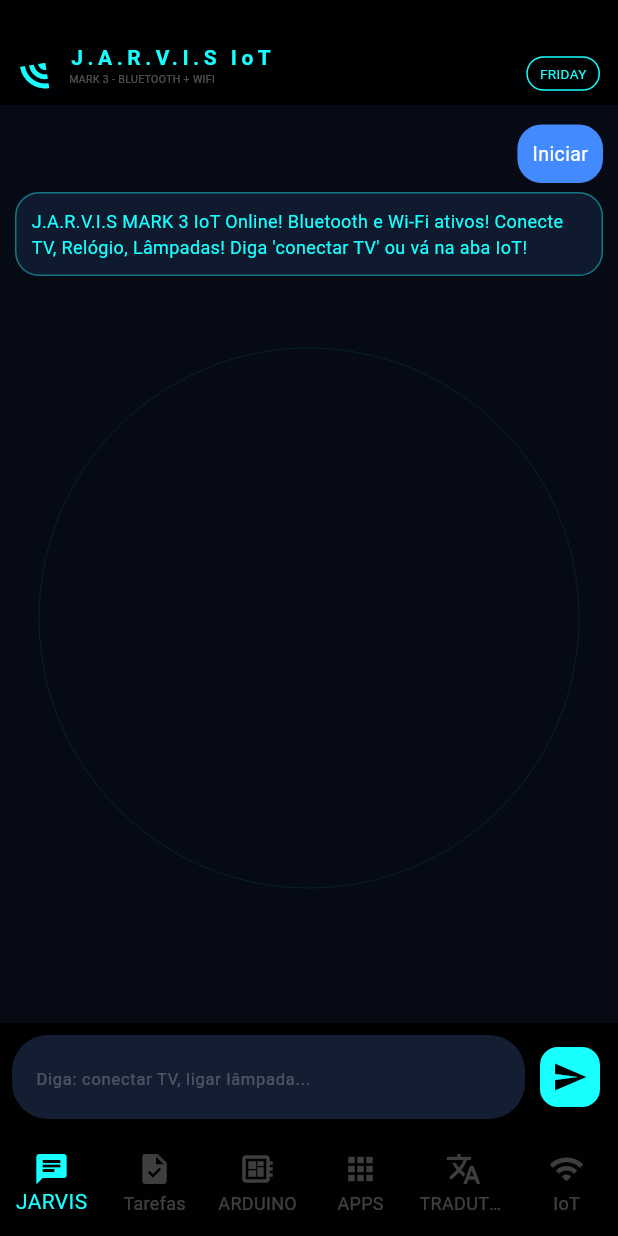
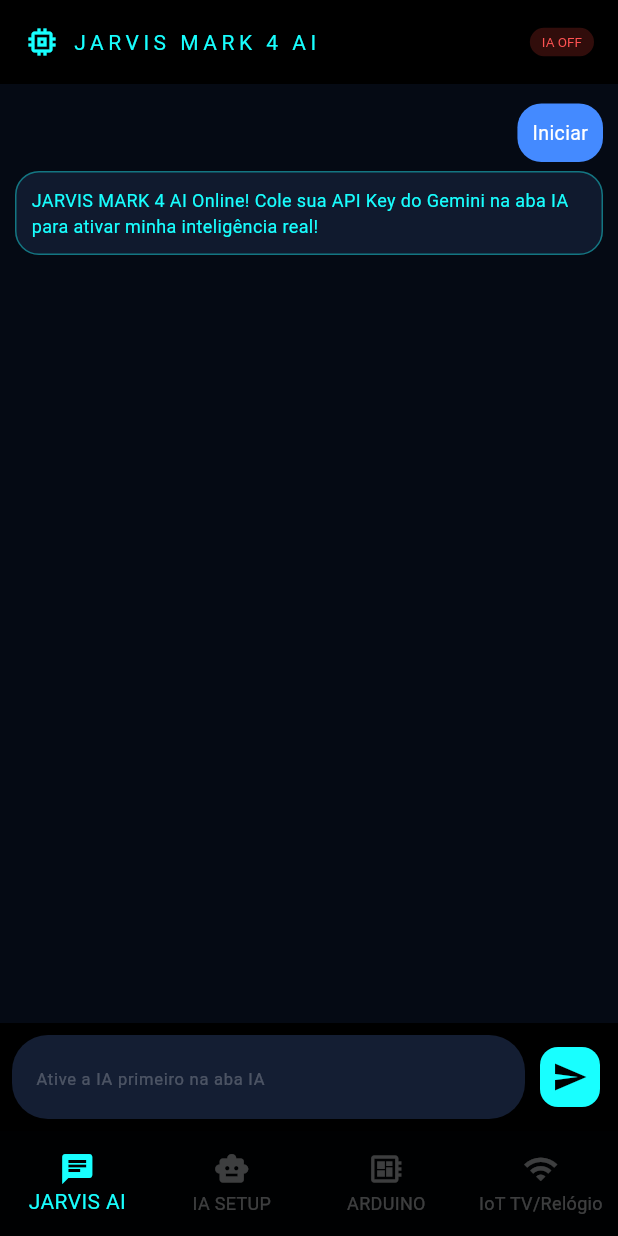
Before and after one commit to washingtonduarte663-web/jarvis, a Flutter app: the screen it shows after launch, on a phone screen of 412 x 824 dp. Run offline on Flutter 3.47's test engine with Material 3 defaults, Android fonts, the phone set to English and light mode, and no system bars.

Commit message:
Update main.dart

```diff
--- a/lib/main.dart
+++ b/lib/main.dart
@@ -1,91 +1,84 @@
 import 'package:flutter/material.dart';
-void main() => runApp(MaterialApp(debugShowCheckedModeBanner: false, home: JarvisIoT()));
+import 'package:http/http.dart' as http;
+import 'dart:convert';
+void main() => runApp(MaterialApp(debugShowCheckedModeBanner: false, home: JarvisAI()));
 
-class JarvisIoT extends StatefulWidget {
-  @override State<JarvisIoT> createState() => _IoTState();
+class JarvisAI extends StatefulWidget {
+  @override State<JarvisAI> createState() => _AIState();
 }
-class _IoTState extends State<JarvisIoT> with TickerProviderStateMixin {
-  int aba=0; bool isFriday=false;
+class _AIState extends State<JarvisAI> {
+  int aba=0;
   final input=TextEditingController();
-  List<Map<String,String>> chat=[{"user":"Iniciar","jarvis":"J.A.R.V.I.S MARK 3 IoT Online! Bluetooth e Wi-Fi ativos! Conecte TV, Relógio, Lâmpadas! Diga 'conectar TV' ou vá na aba IoT!"}];
-  List<String> tarefas=["Conectar TV Sala","Sincronizar Relógio"];
+  final apiKeyController=TextEditingController();
+  List<Map<String,String>> chat=[{"user":"Iniciar","jarvis":"JARVIS MARK 4 AI Online! Cole sua API Key do Gemini na aba IA para ativar minha inteligência real!"}];
+  String apiKey=""; bool iaAtiva=false; bool carregando=false;
+  List<String> tarefas=["Ativar IA do Jarvis"];
   String placa="Arduino Uno"; String comp="LED"; String pino="13"; String codigo="";
-  String tradOrig=""; String tradDest="";
-  bool scanning=false;
   List<Map<String,dynamic>> dispositivos=[
-    {"nome":"TV Samsung Sala","tipo":"TV","icon": Icons.tv,"conectado":false,"bluetooth":false,"wifi":true,"status":"Desconectado"},
-    {"nome":"Relógio Galaxy Watch","tipo":"Relógio","icon": Icons.watch,"conectado":true,"bluetooth":true,"wifi":false,"status":"Conectado"},
-    {"nome":"Lâmpada Quarto","tipo":"Luz","icon": Icons.lightbulb,"conectado":false,"bluetooth":false,"wifi":true,"status":"Desconectado"},
-    {"nome":"【entity-JBL¦canonical_name=JBL】 Caixa Som","tipo":"Áudio","icon": Icons.speaker,"conectado":false,"bluetooth":true,"wifi":false,"status":"Desconectado"},
-    {"nome":"Ar Condicionado","tipo":"Clima","icon": Icons.ac_unit,"conectado":false,"bluetooth":false,"wifi":true,"status":"Desconectado"},
+    {"nome":"TV 【entity-Samsung¦canonical_name=Samsung】","icon": Icons.tv,"conectado":false},
+    {"nome":"Relógio","icon": Icons.watch,"conectado":true},
+    {"nome":"Lâmpada","icon": Icons.lightbulb,"conectado":false},
   ];
-  late AnimationController reactor;
-  @override void initState(){ super.initState(); reactor=AnimationController(vsync: this, duration: Duration(seconds:3))..repeat(); }
-  void trocar(){ setState(()=> isFriday=!isFriday); }
-  void enviar(){ String t=input.text.trim(); if(t.isEmpty) return; processar(t); input.clear(); }
-  void processar(String t){
-    String l=t.toLowerCase(); String r="";
-    if(l.contains("conectar")||l.contains("tv")||l.contains("relogio")||l.contains("lampada")){ setState(()=> aba=5); if(l.contains("tv")) conectar(0); r="📡 Aba IoT! Conectando!"; }
-    else if(l.contains("arduino")||l.contains("led")){ aba=2; gerar(); r="🔧 Código $comp gerado!"; }
-    else if(l.contains("tarefa")){ String task=t.replaceAll(RegExp(r'tarefa|adicionar', caseSensitive: false), '').trim(); if(task.length<2) task=t; setState(()=> tarefas.add(task)); r="✅ Tarefa: $task"; }
-    else { r="JARVIS IoT: Entendi '$t' - TV, Relógio, Lâmpadas prontos na aba IoT!"; }
-    setState(()=> chat.add({"user":t,"jarvis":r}));
+
+  Future<void> perguntarIA(String pergunta) async {
+    if(apiKey.isEmpty){ setState(()=> chat.add({"user":pergunta,"jarvis":"⚠️ Primeiro vá na aba IA e cole sua API Key do Gemini (aistudio.google.com)!"})); return; }
+    setState(()=> carregando=true);
+    setState(()=> chat.add({"user":pergunta,"jarvis":"..."}));
+    try{
+      var url = Uri.parse("https://generativelanguage.googleapis.com/v1beta/models/gemini-1.5-flash:generateContent?key=$apiKey");
+      var body = jsonEncode({"contents":[{"parts":[{"text":"Você é o JARVIS do Washington Duarte, assistente estilo filme do Homem de Ferro. Responda curto, em PT-BR, com humor. Você configura Arduino ($placa $comp pino $pino), cria apps Flutter e jogos, controla IoT (TV, relógio, lâmpada) via Bluetooth/WiFi, traduz e gerencia tarefas. Pergunta: $pergunta"}]}]});
+      var res = await http.post(url, headers: {"Content-Type":"application/json"}, body: body);
+      String resposta;
+      if(res.statusCode==200){
+        var data = jsonDecode(res.body);
+        resposta = data["candidates"][0]["content"]["parts"][0]["text"];
+        // Se pedir Arduino, gera código
+        if(pergunta.toLowerCase().contains("arduino")||pergunta.toLowerCase().contains("led")) gerar();
+      } else {
+        resposta = "Erro IA: ${res.statusCode} - Verifique sua API Key na aba IA! ${res.body.substring(0,100)}";
+      }
+      setState(()=> chat.last["jarvis"]=resposta);
+    } catch(e){
+      setState(()=> chat.last["jarvis"]="Erro de conexão: $e - Verifique internet e API Key!");
+    }
+    setState(()=> carregando=false);
   }
-  void conectar(int i){ setState(()=> dispositivos[i]["conectado"]=!dispositivos[i]["conectado"]); setState(()=> dispositivos[i]["status"]=dispositivos[i]["conectado"]? "Conectado":"Desconectado"); }
-  void escanear(){ setState(()=> scanning=true); Future.delayed(Duration(seconds:2), ()=> setState(()=> scanning=false)); }
-  void traduzir(){ String res=tradOrig; if(res.toLowerCase().contains("oi")) res=res.replaceAll(RegExp("oi", caseSensitive: false), "hello"); setState(()=> tradDest=res); }
-  void gerar(){ if(comp=="LED") codigo="// JARVIS IoT - $placa LED pino $pino\nvoid setup(){ pinMode($pino, OUTPUT); Serial.begin(9600); }\nvoid loop(){ digitalWrite($pino, HIGH); delay(800); digitalWrite($pino, LOW); delay(800); }"; else codigo="// JARVIS - $comp $placa - IoT Ready"; setState((){}); }
+  void enviar(){ String t=input.text.trim(); if(t.isEmpty) return; input.clear(); perguntarIA(t); }
+  void gerar(){ codigo="// Código JARVIS AI - $placa $comp pino $pino\nvoid setup(){ pinMode($pino, OUTPUT); }\nvoid loop(){ digitalWrite($pino, HIGH); delay(500); digitalWrite($pino, LOW); delay(500); }"; setState((){}); }
     @override Widget build(BuildContext context){
-    return Scaffold(backgroundColor: Color(0xFF050A14), body: Stack(children:[
-      Positioned.fill(child: CustomPaint(painter: HudPainter(reactor))),
-      Column(children:[
-        Container(height:70, padding: EdgeInsets.only(top:28, left:12, right:12), color: Colors.black.withOpacity(0.9), child: Row(children:[
-          RotationTransition(turns: reactor, child: Icon(Icons.wifi, color: isFriday? Colors.orangeAccent: Colors.cyanAccent, size:26)),
-          SizedBox(width:8),
-          Column(crossAxisAlignment: CrossAxisAlignment.start, children:[Text(isFriday? "F.R.I.D.A.Y IoT":"J.A.R.V.I.S IoT", style: TextStyle(color: isFriday? Colors.orangeAccent: Colors.cyanAccent, letterSpacing:3, fontWeight: FontWeight.bold, fontSize:14)), Text("MARK 3 - BLUETOOTH + WIFI", style: TextStyle(color: Colors.white30, fontSize:7))]),
-          Spacer(),
-          GestureDetector(onTap: trocar, child: Container(padding: EdgeInsets.symmetric(horizontal:8, vertical:4), decoration: BoxDecoration(border: Border.all(color: isFriday? Colors.orangeAccent: Colors.cyanAccent), borderRadius: BorderRadius.circular(20)), child: Text(isFriday? "JARVIS":"FRIDAY", style: TextStyle(color: isFriday? Colors.orangeAccent: Colors.cyanAccent, fontSize:9)))),
-        ])),
-        Expanded(child: [chatTab(), tarefaTab(), arduinoTab(), appTab(), tradTab(), iotTab()][aba]),
+    return Scaffold(backgroundColor: Color(0xFF050A14),
+      appBar: AppBar(backgroundColor: Colors.black, title: Row(children:[Icon(Icons.memory, color: Colors.cyanAccent), SizedBox(width:8), Text("JARVIS MARK 4 AI", style: TextStyle(color: Colors.cyanAccent, letterSpacing:3, fontSize:14)), Spacer(), Container(padding: EdgeInsets.symmetric(horizontal:8, vertical:4), decoration: BoxDecoration(color: iaAtiva? Colors.green.withOpacity(0.2): Colors.red.withOpacity(0.2), borderRadius: BorderRadius.circular(12)), child: Text(iaAtiva? "IA ON":"IA OFF", style: TextStyle(color: iaAtiva? Colors.greenAccent: Colors.redAccent, fontSize:9)))])),
+      body: Column(children:[
+        Expanded(child: [chatTab(), iaTab(), arduinoTab(), iotTab()][aba]),
         Container(height:70, color: Colors.black.withOpacity(0.9), child: BottomNavigationBar(currentIndex: aba, onTap: (i)=> setState(()=> aba=i), backgroundColor: Colors.transparent, selectedItemColor: Colors.cyanAccent, unselectedItemColor: Colors.white24, type: BottomNavigationBarType.fixed, items: [
-          BottomNavigationBarItem(icon: Icon(Icons.chat), label:"JARVIS"),
-          BottomNavigationBarItem(icon: Icon(Icons.task), label:"Tarefas"),
+          BottomNavigationBarItem(icon: Icon(Icons.chat), label:"JARVIS AI"),
+          BottomNavigationBarItem(icon: Icon(Icons.smart_toy), label:"IA SETUP"),
           BottomNavigationBarItem(icon: Icon(Icons.developer_board), label:"ARDUINO"),
-          BottomNavigationBarItem(icon: Icon(Icons.apps), label:"APPS"),
-          BottomNavigationBarItem(icon: Icon(Icons.translate), label:"TRADUTOR"),
-          BottomNavigationBarItem(icon: Icon(Icons.wifi), label:"IoT"),
+          BottomNavigationBarItem(icon: Icon(Icons.wifi), label:"IoT TV/Relógio"),
         ])),
       ]),
-    ]));
+    );
   }
-  Widget chatTab(){ return Column(children:[ Expanded(child: ListView.builder(padding: EdgeInsets.all(10), itemCount: chat.length, itemBuilder: (c,i)=> Column(children:[ Align(alignment: Alignment.centerRight, child: Container(margin: EdgeInsets.symmetric(vertical:3), padding: EdgeInsets.all(10), decoration: BoxDecoration(color: Colors.blueAccent, borderRadius: BorderRadius.circular(16)), child: Text(chat[i]["user"]!, style: TextStyle(color: Colors.white, fontSize:13)))), Align(alignment: Alignment.centerLeft, child: Container(margin: EdgeInsets.symmetric(vertical:3), padding: EdgeInsets.all(10), decoration: BoxDecoration(color: Color(0xFF101A2E), borderRadius: BorderRadius.circular(16), border: Border.all(color: Colors.cyanAccent.withOpacity(0.4))), child: Text(chat[i]["jarvis"]!, style: TextStyle(color: Colors.cyanAccent, fontSize:12))))]))), Container(padding: EdgeInsets.all(8), color: Colors.black, child: Row(children:[ Expanded(child: TextField(controller: input, style: TextStyle(color: Colors.white), decoration: InputDecoration(hintText: "Diga: conectar TV, ligar lâmpada...", hintStyle: TextStyle(color: Colors.white24, fontSize:11), filled: true, fillColor: Color(0xFF141E33), border: OutlineInputBorder(borderRadius: BorderRadius.circular(24), borderSide: BorderSide.none)), onSubmitted: (_)=> enviar())), SizedBox(width:6), FloatingActionButton(mini: true, backgroundColor: Colors.cyanAccent, onPressed: enviar, child: Icon(Icons.send, color: Colors.black))])) ]); }
-  Widget tarefaTab(){ return ListView(padding: EdgeInsets.all(16), children:[ Text("📋 ASSISTENTE PESSOAL", style: TextStyle(color: Colors.cyanAccent, fontWeight: FontWeight.bold)), ...tarefas.map((t)=> Container(margin: EdgeInsets.symmetric(vertical:3), padding: EdgeInsets.all(10), decoration: BoxDecoration(color: Color(0xFF101A2E), borderRadius: BorderRadius.circular(8)), child: Text(t, style: TextStyle(color: Colors.white70, fontSize:12)))).toList() ]); }
-  Widget arduinoTab(){ return ListView(padding: EdgeInsets.all(16), children:[ Text("🔧 ARDUINO LAB", style: TextStyle(color: Colors.cyanAccent, fontWeight: FontWeight.bold)), DropdownButton<String>(value: placa, isExpanded: true, dropdownColor: Color(0xFF101A2E), style: TextStyle(color: Colors.white), items: ["Arduino Uno","Arduino Mega","ESP32","ESP8266"].map((e)=> DropdownMenuItem(value:e, child: Text(e))).toList(), onChanged: (v)=> setState(()=> placa=v!)), DropdownButton<String>(value: comp, isExpanded: true, dropdownColor: Color(0xFF101A2E), style: TextStyle(color: Colors.white), items: ["LED","HC-SR04","Servo Motor","DHT11"].map((e)=> DropdownMenuItem(value:e, child: Text(e))).toList(), onChanged: (v)=> setState(()=> comp=v!)), ElevatedButton(style: ElevatedButton.styleFrom(backgroundColor: Colors.cyanAccent), onPressed: gerar, child: Text("GERAR CÓDIGO", style: TextStyle(color: Colors.black))), if(codigo.isNotEmpty) Container(margin: EdgeInsets.only(top:10), padding: EdgeInsets.all(10), decoration: BoxDecoration(color: Colors.black, border: Border.all(color: Colors.cyanAccent)), child: SelectableText(codigo, style: TextStyle(color: Colors.greenAccent, fontSize:10)))]); }
-  Widget appTab(){ return ListView(padding: EdgeInsets.all(16), children:[ Text("📱 DEV STUDIO", style: TextStyle(color: Colors.cyanAccent, fontWeight: FontWeight.bold)), Text("Crie apps que controlam TV e lâmpada via Wi-Fi!", style: TextStyle(color: Colors.white60, fontSize:11))]); }
-  Widget tradTab(){ return ListView(padding: EdgeInsets.all(16), children:[ TextField(maxLines:3, style: TextStyle(color: Colors.white), decoration: InputDecoration(hintText: "Texto...", filled: true, fillColor: Color(0xFF141E33), border: OutlineInputBorder(borderRadius: BorderRadius.circular(10))), onChanged: (v){ tradOrig=v; traduzir(); }), SizedBox(height:10), ElevatedButton(style: ElevatedButton.styleFrom(backgroundColor: Colors.cyanAccent), onPressed: traduzir, child: Text("TRADUZIR", style: TextStyle(color: Colors.black))), Container(margin: EdgeInsets.only(top:10), padding: EdgeInsets.all(12), decoration: BoxDecoration(color: Colors.black, border: Border.all(color: Colors.cyanAccent)), child: SelectableText(tradDest, style: TextStyle(color: Colors.greenAccent)))]); }
-  Widget iotTab(){
-    return Column(children:[
-      Container(padding: EdgeInsets.all(12), color: Color(0xFF0F1629), child: Row(children:[
-        Expanded(child: Column(crossAxisAlignment: CrossAxisAlignment.start, children:[ Text("BLUETOOTH & WI-FI", style: TextStyle(color: Colors.cyanAccent, fontSize:12, fontWeight: FontWeight.bold)), Text("${dispositivos.where((d)=> d["conectado"]).length} conectados", style: TextStyle(color: Colors.white38, fontSize:9))])),
-        ElevatedButton(style: ElevatedButton.styleFrom(backgroundColor: scanning? Colors.orangeAccent: Colors.cyanAccent), onPressed: escanear, child: Text(scanning? "ESCANEANDO...":"ESCANEAR", style: TextStyle(color: Colors.black, fontSize:10)))
-      ])),
-      Expanded(child: ListView.builder(padding: EdgeInsets.all(10), itemCount: dispositivos.length, itemBuilder: (c,i){
-        var d = dispositivos[i];
-        return Container(margin: EdgeInsets.only(bottom:8), padding: EdgeInsets.all(12), decoration: BoxDecoration(color: d["conectado"]? Color(0xFF0A1F1A): Color(0xFF101A2E), borderRadius: BorderRadius.circular(12), border: Border.all(color: d["conectado"]? Colors.greenAccent: Colors.cyanAccent.withOpacity(0.2))),
-          child: Row(children:[
-            Icon(d["icon"], color: d["conectado"]? Colors.greenAccent: Colors.cyanAccent),
-            SizedBox(width:10),
-            Expanded(child: Column(crossAxisAlignment: CrossAxisAlignment.start, children:[ Text(d["nome"], style: TextStyle(color: Colors.white, fontSize:12, fontWeight: FontWeight.bold)), Text(d["status"], style: TextStyle(color: d["conectado"]? Colors.greenAccent: Colors.white38, fontSize:9)) ])),
-            Switch(value: d["conectado"], activeColor: Colors.greenAccent, onChanged: (_)=> conectar(i)),
-          ]),
-        );
-      })),
-    ]);
-  }
+  Widget chatTab(){ return Column(children:[ Expanded(child: ListView.builder(padding: EdgeInsets.all(10), itemCount: chat.length, itemBuilder: (c,i)=> Column(children:[
+    Align(alignment: Alignment.centerRight, child: Container(margin: EdgeInsets.symmetric(vertical:3), padding: EdgeInsets.all(10), decoration: BoxDecoration(color: Colors.blueAccent, borderRadius: BorderRadius.circular(16)), child: Text(chat[i]["user"]!, style: TextStyle(color: Colors.white, fontSize:13)))),
+    Align(alignment: Alignment.centerLeft, child: Container(margin: EdgeInsets.symmetric(vertical:3), padding: EdgeInsets.all(10), decoration: BoxDecoration(color: Color(0xFF101A2E), borderRadius: BorderRadius.circular(16), border: Border.all(color: Colors.cyanAccent.withOpacity(0.4))), child: Text(chat[i]["jarvis"]!, style: TextStyle(color: Colors.cyanAccent, fontSize:12)))),
+  ]))), if(carregando) LinearProgressIndicator(color: Colors.cyanAccent), Container(padding: EdgeInsets.all(8), color: Colors.black, child: Row(children:[ Expanded(child: TextField(controller: input, style: TextStyle(color: Colors.white), decoration: InputDecoration(hintText: iaAtiva? "Pergunte qualquer coisa ao JARVIS com IA...":"Ative a IA primeiro na aba IA", hintStyle: TextStyle(color: Colors.white24, fontSize:11), filled: true, fillColor: Color(0xFF141E33), border: OutlineInputBorder(borderRadius: BorderRadius.circular(24), borderSide: BorderSide.none)), onSubmitted: (_)=> enviar())), SizedBox(width:6), FloatingActionButton(mini: true, backgroundColor: Colors.cyanAccent, onPressed: enviar, child: Icon(Icons.send, color: Colors.black))])) ]); }
+  Widget iaTab(){ return ListView(padding: EdgeInsets.all(16), children:[
+    Text("🧠 ATIVAR INTELIGÊNCIA ARTIFICIAL", style: TextStyle(color: Colors.cyanAccent, fontWeight: FontWeight.bold, fontSize:16)),
+    SizedBox(height:12),
+    Container(padding: EdgeInsets.all(12), decoration: BoxDecoration(color: Color(0xFF101A2E), borderRadius: BorderRadius.circular(10)), child: Column(crossAxisAlignment: CrossAxisAlignment.start, children:[
+      Text("1. Vá em aistudio.google.com/app/apikey", style: TextStyle(color: Colors.white70, fontSize:11)),
+      Text("2. Crie API Key grátis", style: TextStyle(color: Colors.white70, fontSize:11)),
+      Text("3. Cole aqui embaixo:", style: TextStyle(color: Colors.white70, fontSize:11)),
+    ])),
+    SizedBox(height:12),
+    TextField(controller: apiKeyController, style: TextStyle(color: Colors.white), decoration: InputDecoration(labelText: "Cole sua Gemini API Key aqui", labelStyle: TextStyle(color: Colors.white54), filled: true, fillColor: Color(0xFF141E33), border: OutlineInputBorder(borderRadius: BorderRadius.circular(10))), onChanged: (v)=> apiKey=v),
+    SizedBox(height:12),
+    ElevatedButton(style: ElevatedButton.styleFrom(backgroundColor: Colors.cyanAccent, padding: EdgeInsets.all(14)), onPressed: (){ setState(()=> apiKey=apiKeyController.text.trim()); setState(()=> iaAtiva=apiKey.isNotEmpty); chat.add({"user":"Ativar IA","jarvis": iaAtiva? "✅ IA ATIVADA! Agora sou inteligente de verdade, Washington! Pergunte qualquer coisa!" : "❌ Cole a API Key!"}); setState(()=> aba=0); }, child: Text("ATIVAR IA DO JARVIS", style: TextStyle(color: Colors.black, fontWeight: FontWeight.bold))),
+    SizedBox(height:16),
+    Text("Com IA o JARVIS vai:", style: TextStyle(color: Colors.white70, fontSize:12)),
+    Text("• Responder qualquer pergunta\n• Criar código Arduino perfeito\n• Criar apps e jogos completos\n• Controlar TV, relógio via texto\n• Traduzir com contexto", style: TextStyle(color: Colors.cyanAccent, fontSize:11)),
+  ]); }
+  Widget arduinoTab(){ return ListView(padding: EdgeInsets.all(16), children:[ Text("🔧 【entity-ARDUINO¦canonical_name=Arduino】 LAB AI", style: TextStyle(color: Colors.cyanAccent, fontWeight: FontWeight.bold)), DropdownButton<String>(value: placa, isExpanded: true, dropdownColor: Color(0xFF101A2E), style: TextStyle(color: Colors.white), items: ["Arduino Uno","ESP32","ESP8266"].map((e)=> DropdownMenuItem(value:e, child: Text(e))).toList(), onChanged: (v)=> setState(()=> placa=v!)), ElevatedButton(style: ElevatedButton.styleFrom(backgroundColor: Colors.cyanAccent), onPressed: gerar, child: Text("GERAR CÓDIGO", style: TextStyle(color: Colors.black))), if(codigo.isNotEmpty) Container(margin: EdgeInsets.only(top:10), padding: EdgeInsets.all(10), decoration: BoxDecoration(color: Colors.black, border: Border.all(color: Colors.cyanAccent)), child: SelectableText(codigo, style: TextStyle(color: Colors.greenAccent, fontSize:10)))]); }
+  Widget iotTab(){ return ListView(padding: EdgeInsets.all(16), children:[ Text("📡 IoT - TV, RELÓGIO, LÂMPADAS", style: TextStyle(color: Colors.cyanAccent, fontWeight: FontWeight.bold)), SizedBox(height:10), ...dispositivos.map((d)=> ListTile(leading: Icon(d["icon"], color: Colors.cyanAccent), title: Text(d["nome"], style: TextStyle(color: Colors.white, fontSize:12)), trailing: Switch(value: d["conectado"], activeColor: Colors.greenAccent, onChanged: (v)=> setState(()=> d["conectado"]=v)))).toList(), Container(margin: EdgeInsets.only(top:10), padding: EdgeInsets.all(10), decoration: BoxDecoration(color: Color(0xFF101A2E), borderRadius: BorderRadius.circular(8)), child: Text("Com IA: Diga 'Ligar TV da sala' ou 'Conectar relógio' que a IA entende e conecta!", style: TextStyle(color: Colors.white60, fontSize:11))) ]); }
 }
-
-class HudPainter extends CustomPainter {
-  final Animation<double> a; HudPainter(this.a): super(repaint: a);
-  @override void paint(Canvas canvas, Size size){ final p=Paint()..style=PaintingStyle.stroke..strokeWidth=0.5..color=Colors.cyanAccent.withOpacity(0.12); canvas.drawCircle(Offset(size.width/2, size.height/2), 180, p); }
-  @override bool shouldRepaint(old)=> true;
-}
```
